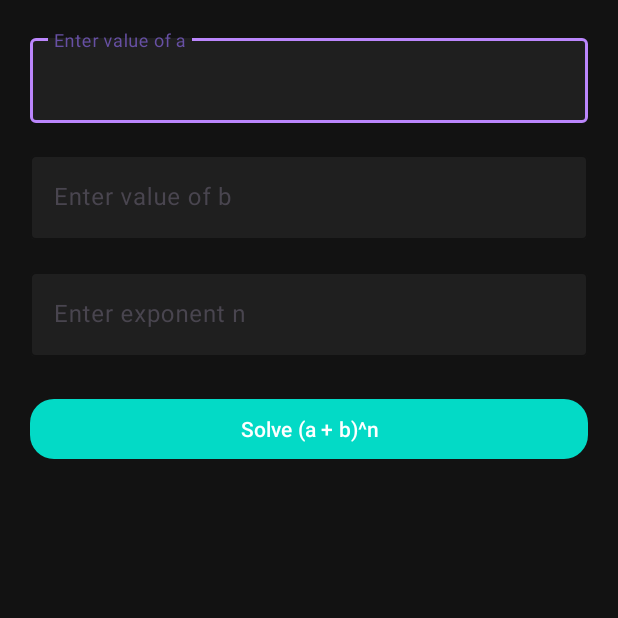
After one commit to jaixmario/maths, an Android app: the fragment PowerFragment shown on its own in the app's theme, on a phone screen of 412 x 824 dp, the top half of it. The commit adds this screen. Run offline under Robolectric (Android 15) with nearby library versions, the phone set to English and light mode, and no system bars; 1 statement that could not run was skipped.

Commit message:
Update:beta

```diff
--- /dev/null
+++ b/app/src/main/java/com/jai/mario/PowerFragment.java
@@ -0,0 +1,84 @@
+package com.jai.mario.fragments;
+
+import android.os.Bundle;
+import android.text.TextUtils;
+import android.view.LayoutInflater;
+import android.view.View;
+import android.view.ViewGroup;
+import android.widget.*;
+
+import androidx.annotation.NonNull;
+import androidx.annotation.Nullable;
+import androidx.fragment.app.Fragment;
+
+import com.jai.mario.R;
+import com.google.android.material.button.MaterialButton;
+import com.google.android.material.textfield.TextInputEditText;
+
+import java.math.BigInteger;
+
+public class PowerFragment extends Fragment {
+
+    TextInputEditText inputA, inputB, inputN;
+    MaterialButton solveBtn;
+    TextView resultText;
+
+    @Nullable
+    @Override
+    public View onCreateView(@NonNull LayoutInflater inflater, @Nullable ViewGroup container,
+                             @Nullable Bundle savedInstanceState) {
+        View view = inflater.inflate(R.layout.fragment_power, container, false);
+
+        inputA = view.findViewById(R.id.inputA);
+        inputB = view.findViewById(R.id.inputB);
+        inputN = view.findViewById(R.id.inputN);
+        solveBtn = view.findViewById(R.id.solveButton);
+        resultText = view.findViewById(R.id.resultText);
+
+        solveBtn.setOnClickListener(v -> {
+            String aStr = inputA.getText().toString().trim();
+            String bStr = inputB.getText().toString().trim();
+            String nStr = inputN.getText().toString().trim();
+
+            if (TextUtils.isEmpty(aStr) || TextUtils.isEmpty(bStr) || TextUtils.isEmpty(nStr)) {
+                resultText.setText("Please enter values for a, b and n.");
+                return;
+            }
+
+            try {
+                int a = Integer.parseInt(aStr);
+                int b = Integer.parseInt(bStr);
+                int n = Integer.parseInt(nStr);
+
+                BigInteger result = calculateBinomialPower(a, b, n);
+                resultText.setText("(" + a + " + " + b + ")^" + n + " =\n\n" + result.toString());
+
+            } catch (Exception e) {
+                resultText.setText("Error: Invalid input.");
+            }
+        });
+
+        return view;
+    }
+
+    private BigInteger calculateBinomialPower(int a, int b, int n) {
+        BigInteger sum = BigInteger.ZERO;
+
+        for (int k = 0; k <= n; k++) {
+            BigInteger coeff = binomial(n, k);
+            BigInteger aTerm = BigInteger.valueOf(a).pow(n - k);
+            BigInteger bTerm = BigInteger.valueOf(b).pow(k);
+            sum = sum.add(coeff.multiply(aTerm).multiply(bTerm));
+        }
+
+        return sum;
+    }
+
+    private BigInteger binomial(int n, int k) {
+        BigInteger res = BigInteger.ONE;
+        for (int i = 1; i <= k; i++) {
+            res = res.multiply(BigInteger.valueOf(n - i + 1)).divide(BigInteger.valueOf(i));
+        }
+        return res;
+    }
+}
--- a/app/src/main/java/com/jai/mario/TabPagerAdapter.java
+++ b/app/src/main/java/com/jai/mario/TabPagerAdapter.java
@@ -9,6 +9,7 @@ import com.jai.mario.fragments.SquareFragment;
 import com.jai.mario.fragments.CubeFragment;
 import com.jai.mario.fragments.LcmHcfFragment;
 import com.jai.mario.fragments.TrigFragment;
+import com.jai.mario.fragments.PowerFragment;
 
 public class TabPagerAdapter extends FragmentStateAdapter {
 
@@ -23,13 +24,14 @@ public class TabPagerAdapter extends FragmentStateAdapter {
             case 0: return new SquareFragment();
             case 1: return new CubeFragment();
             case 2: return new LcmHcfFragment();
-            case 3: return new TrigFragment(); // ✅ New case
+            case 3: return new TrigFragment();
+            case 4: return new PowerFragment();
             default: return new SquareFragment();
         }
     }
 
     @Override
     public int getItemCount() {
-        return 4; // ✅ Updated count
+        return 5; // ✅ Updated count
     }
 }
--- /dev/null
+++ b/app/src/main/res/layout/fragment_power.xml
@@ -0,0 +1,77 @@
+<?xml version="1.0" encoding="utf-8"?>
+<ScrollView xmlns:android="http://schemas.android.com/apk/res/android"
+    xmlns:app="http://schemas.android.com/apk/res-auto"
+    android:layout_width="match_parent"
+    android:layout_height="match_parent"
+    android:background="#121212"
+    android:padding="20dp">
+
+    <LinearLayout
+        android:layout_width="match_parent"
+        android:layout_height="wrap_content"
+        android:orientation="vertical">
+
+        <com.google.android.material.textfield.TextInputLayout
+            app:boxBackgroundColor="#1F1F1F"
+            app:boxStrokeColor="#BB86FC"
+            android:layout_width="match_parent"
+            android:layout_height="wrap_content">
+            <com.google.android.material.textfield.TextInputEditText
+                android:id="@+id/inputA"
+                android:layout_width="match_parent"
+                android:layout_height="wrap_content"
+                android:hint="Enter value of a"
+                android:textColor="#FFFFFF"
+                android:inputType="number" />
+        </com.google.android.material.textfield.TextInputLayout>
+
+        <com.google.android.material.textfield.TextInputLayout
+            app:boxBackgroundColor="#1F1F1F"
+            app:boxStrokeColor="#BB86FC"
+            android:layout_marginTop="16dp"
+            android:layout_width="match_parent"
+            android:layout_height="wrap_content">
+            <com.google.android.material.textfield.TextInputEditText
+                android:id="@+id/inputB"
+                android:layout_width="match_parent"
+                android:layout_height="wrap_content"
+                android:hint="Enter value of b"
+                android:textColor="#FFFFFF"
+                android:inputType="number" />
+        </com.google.android.material.textfield.TextInputLayout>
+
+        <com.google.android.material.textfield.TextInputLayout
+            app:boxBackgroundColor="#1F1F1F"
+            app:boxStrokeColor="#BB86FC"
+            android:layout_marginTop="16dp"
+            android:layout_width="match_parent"
+            android:layout_height="wrap_content">
+            <com.google.android.material.textfield.TextInputEditText
+                android:id="@+id/inputN"
+                android:layout_width="match_parent"
+                android:layout_height="wrap_content"
+                android:hint="Enter exponent n"
+                android:textColor="#FFFFFF"
+                android:inputType="number" />
+        </com.google.android.material.textfield.TextInputLayout>
+
+        <com.google.android.material.button.MaterialButton
+            android:id="@+id/solveButton"
+            android:layout_width="match_parent"
+            android:layout_height="wrap_content"
+            android:text="Solve (a + b)^n"
+            android:textColor="#FFFFFF"
+            android:layout_marginTop="24dp"
+            app:cornerRadius="16dp"
+            app:backgroundTint="#03DAC6" />
+
+        <TextView
+            android:id="@+id/resultText"
+            android:layout_width="match_parent"
+            android:layout_height="wrap_content"
+            android:textColor="#FFFFFF"
+            android:textSize="16sp"
+            android:paddingTop="24dp"
+            android:textStyle="bold" />
+    </LinearLayout>
+</ScrollView>
```
Also changed, not shown: app/src/main/java/com/jai/mario/HomeFragment.java (+5 -3 lines).
